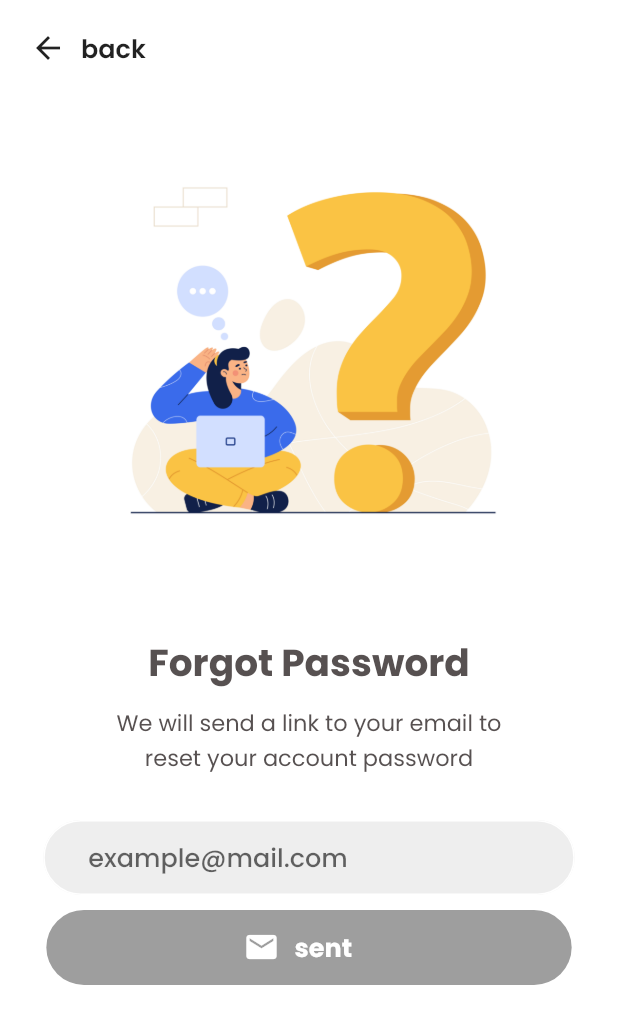
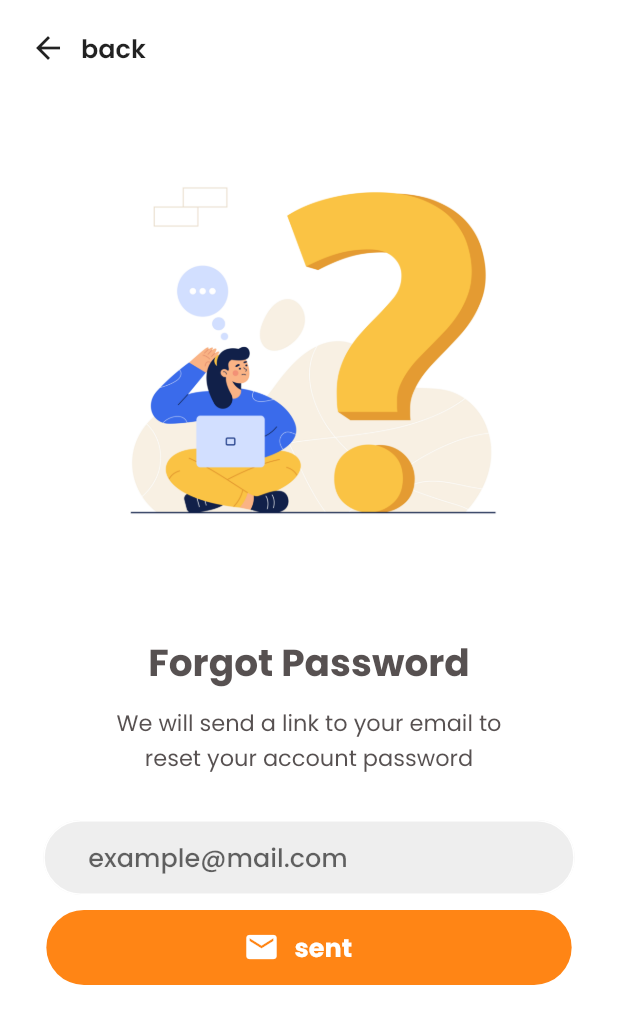
Before and after one commit to ALFIAN-code/laporin_flutterApp, a Flutter app: the ForgotPasswordPage screen opened by its route, on a phone screen of 412 x 824 dp. Shown: the top 1024 px of the screen. Run offline on Flutter 3.47's test engine with Material 2 defaults, Android fonts, the phone set to English and light mode, and no system bars; our stand-ins replace firebase_auth, firebase_core, flutter_svg; accounts and stored records are empty.

```diff
--- a/lib/pages/forgot_password_page.dart
+++ b/lib/pages/forgot_password_page.dart
@@ -8,7 +8,7 @@ import '../component/my_button.dart';
 import '../component/text_field.dart';
 
 class ForgotPasswordPage extends StatefulWidget {
-  ForgotPasswordPage({super.key});
+  const ForgotPasswordPage({super.key});
 
   static String routesName = '/forgotPassword';
 
@@ -19,28 +19,28 @@ class ForgotPasswordPage extends StatefulWidget {
 class _ForgotPasswordPageState extends State<ForgotPasswordPage> {
   final TextEditingController _emailControler = TextEditingController();
 
-  bool canResentEmail = false;
+  bool canResentEmail = true;
 
   Future resetPassword() async {
-    showDialog(
-      context: context,
-      builder: (context) {
-        return const CircularProgressIndicator(
-          color: Color(0xffFF8515),
-        );
-      },
-    );
     try {
       await FirebaseAuth.instance
           .sendPasswordResetEmail(email: _emailControler.text.trim());
+
+      // Navigator.pop(context);
+      errorDialog(
+          title: 'password reset email sent',
+          content:
+              'try check your email, then click link to reset your password',
+          context: context);
 
       setState(() => canResentEmail = false);
       await Future.delayed(const Duration(seconds: 60));
       setState(() => canResentEmail = true);
 
       // ignore: use_build_context_synchronously
-      Navigator.pop(context);
+
     } on FirebaseAuthException catch (e) {
+      // Navigator.pop(context);
       errorDialog(
           title: e.code, content: e.message.toString(), context: context);
     }
@@ -58,10 +58,10 @@ class _ForgotPasswordPageState extends State<ForgotPasswordPage> {
         statusBarColor: Colors.white,
         statusBarIconBrightness: Brightness.dark));
 
-    return SafeArea(
-      child: Scaffold(
-        backgroundColor: Colors.white,
-        body: SingleChildScrollView(
+    return Scaffold(
+      backgroundColor: Colors.white,
+      body: SafeArea(
+        child: SingleChildScrollView(
           child: Center(
             child: Column(
               mainAxisAlignment: MainAxisAlignment.start,
```
